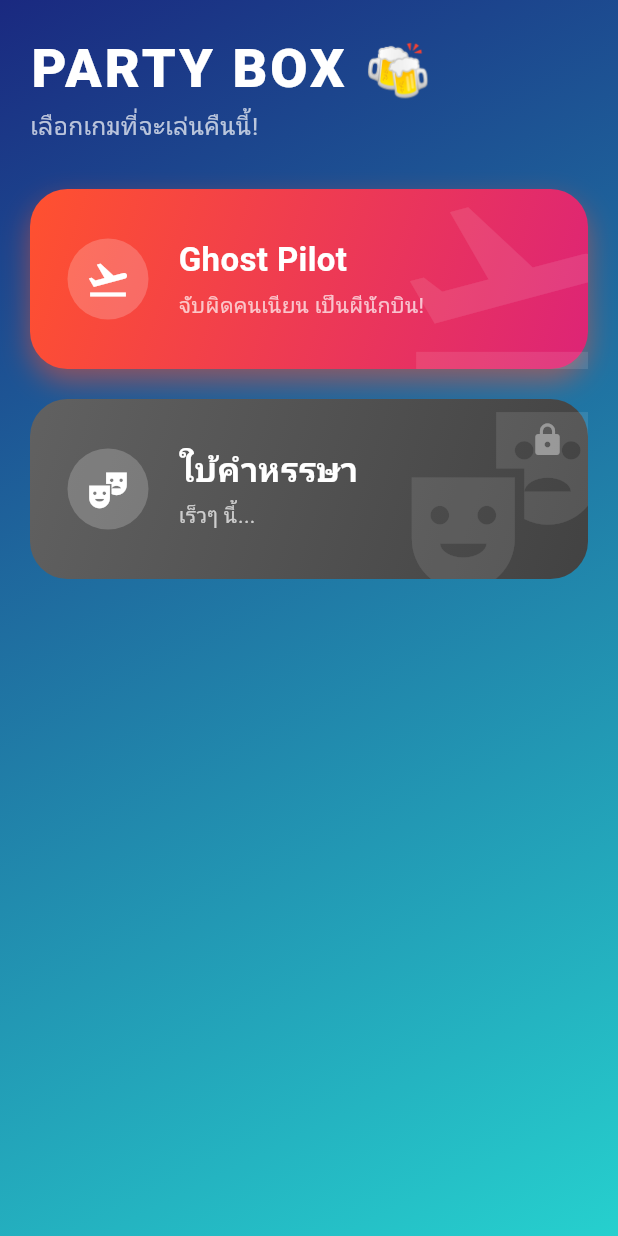
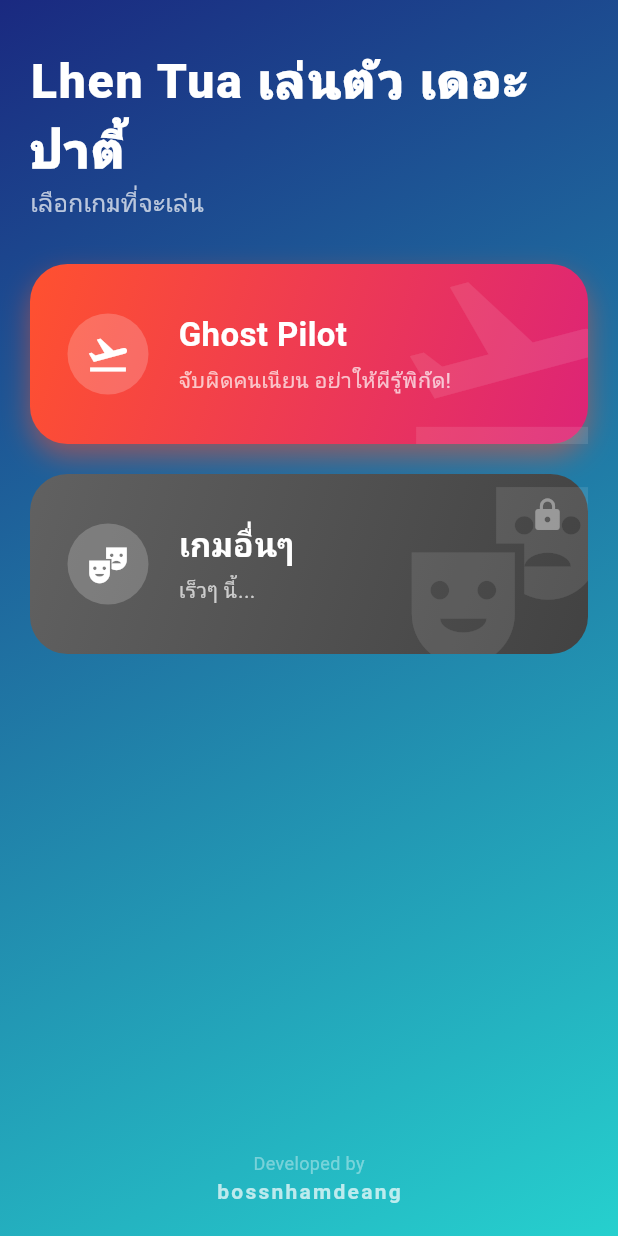
Before and after one commit to bosingyim/lhen_tua, a Flutter app: the screen it shows after launch, on a phone screen of 412 x 824 dp. Run offline on Flutter 3.47's test engine with Material 3 defaults, Android fonts, the phone set to English and light mode, and no system bars; our stand-ins replace google_fonts; Roboto replaces fonts that are missing (Kanit).

Commit message:
change icon web

```diff
--- a/lib/main.dart
+++ b/lib/main.dart
@@ -11,7 +11,7 @@ class MyApp extends StatelessWidget {
   Widget build(BuildContext context) {
     return MaterialApp(
       debugShowCheckedModeBanner: false,
-      title: 'Party Box',
+      title: 'Lhen Tua เล่นตัว เดอะ ปาตี้',
       // 2. เพิ่มส่วน theme ตรงนี้
       theme: ThemeData(
         brightness: Brightness.dark, // คุมโทนเข้ม
--- a/lib/screens/home_screen.dart
+++ b/lib/screens/home_screen.dart
@@ -1,5 +1,5 @@
 import 'package:flutter/material.dart';
-import 'games/ghost_pilot/gp_setup_screen.dart'; // <--- import หน้า Setup ของ Ghost Pilot (ไฟล์เก่าที่คุณเปลี่ยนชื่อ)
+import 'games/ghost_pilot/gp_setup_screen.dart';
 
 class GameMenuScreen extends StatelessWidget {
   @override
@@ -10,22 +10,28 @@ class GameMenuScreen extends StatelessWidget {
           gradient: LinearGradient(
             begin: Alignment.topLeft,
             end: Alignment.bottomRight,
-            colors: [Color(0xFF1A2980), Color(0xFF26D0CE)], // ธีมสีฟ้าน้ำทะเลลึก
+            colors: [Color(0xFF1A2980), Color(0xFF26D0CE)],
           ),
         ),
         child: SafeArea(
           child: Padding(
-            padding: EdgeInsets.all(20),
+            padding: EdgeInsets.symmetric(horizontal: 20, vertical: 10),
             child: Column(
               crossAxisAlignment: CrossAxisAlignment.start,
               children: [
                 // หัวข้อแอป
+                SizedBox(height: 20),
                 Text(
-                  "PARTY BOX 🍻",
-                  style: TextStyle(fontSize: 36, fontWeight: FontWeight.w900, color: Colors.white, letterSpacing: 2),
+                  "Lhen Tua เล่นตัว เดอะ ปาตี้",
+                  style: TextStyle(
+                    fontSize: 32,
+                    fontWeight: FontWeight.w900,
+                    color: Colors.white,
+                    letterSpacing: 1.2
+                  ),
                 ),
                 Text(
-                  "เลือกเกมที่จะเล่นคืนนี้!",
+                  "เลือกเกมที่จะเล่น",
                   style: TextStyle(fontSize: 16, color: Colors.white70),
                 ),
                 SizedBox(height: 30),
@@ -38,12 +44,11 @@ class GameMenuScreen extends StatelessWidget {
                       _buildGameCard(
                         context,
                         title: "Ghost Pilot",
-                        subtitle: "จับผิดคนเนียน เป็นผีนักบิน!",
+                        subtitle: "จับผิดคนเนียน อย่าให้ผีรู้พิกัด!",
                         icon: Icons.flight_takeoff,
                         color1: Color(0xFFFF512F),
                         color2: Color(0xFFDD2476),
                         onTap: () {
-                          // กดแล้วไปหน้า Setup ของ Ghost Pilot
                           Navigator.push(
                             context,
                             MaterialPageRoute(builder: (context) => GhostPilotSetupScreen()),
@@ -53,18 +58,42 @@ class GameMenuScreen extends StatelessWidget {
 
                       SizedBox(height: 20),
 
-                      // --- เกมที่ 2: Coming Soon (ตัวอย่าง) ---
+                      // --- เกมที่ 2: Coming Soon ---
                       _buildGameCard(
                         context,
-                        title: "ใบ้คำหรรษา",
+                        title: "เกมอื่นๆ",
                         subtitle: "เร็วๆ นี้...",
                         icon: Icons.theater_comedy,
                         color1: Colors.grey,
                         color2: Colors.blueGrey,
-                        isLocked: true, // ล็อคไว้ก่อน
+                        isLocked: true,
                         onTap: () {},
                       ),
                     ],
+                  ),
+                ),
+
+                // --- ส่วนของเครดิต (Credits Section) ---
+                Center(
+                  child: Padding(
+                    padding: const EdgeInsets.symmetric(vertical: 10),
+                    child: Column(
+                      children: [
+                        Text(
+                          "Developed by",
+                          style: TextStyle(color: Colors.white38, fontSize: 12),
+                        ),
+                        Text(
+                          "bossnhamdeang",
+                          style: TextStyle(
+                            color: Colors.white70,
+                            fontSize: 14,
+                            fontWeight: FontWeight.w600,
+                            letterSpacing: 1.5
+                          ),
+                        ),
+                      ],
+                    ),
                   ),
                 ),
               ],
@@ -75,7 +104,7 @@ class GameMenuScreen extends StatelessWidget {
     );
   }
 
-  // Widget สร้างการ์ดเกมสวยๆ
+  // Widget สร้างการ์ดเกม
   Widget _buildGameCard(
     BuildContext context, {
     required String title,
@@ -108,14 +137,11 @@ class GameMenuScreen extends StatelessWidget {
         ),
         child: Stack(
           children: [
-            // Icon ลายน้ำจางๆ ด้านหลัง
             Positioned(
               right: -20,
               bottom: -20,
               child: Icon(icon, size: 150, color: Colors.white.withOpacity(0.1)),
             ),
-
-            // เนื้อหา
             Padding(
               padding: EdgeInsets.all(25),
               child: Row(
@@ -147,8 +173,6 @@ class GameMenuScreen extends StatelessWidget {
                 ],
               ),
             ),
-
-            // แม่กุญแจถ้าล็อคอยู่
             if (isLocked)
               Positioned(
                 top: 15,
```
Also changed, not shown: pubspec.yaml (+8 -1 lines), assets/images/app_icon.png (added), pubspec.lock, 4 other files.
